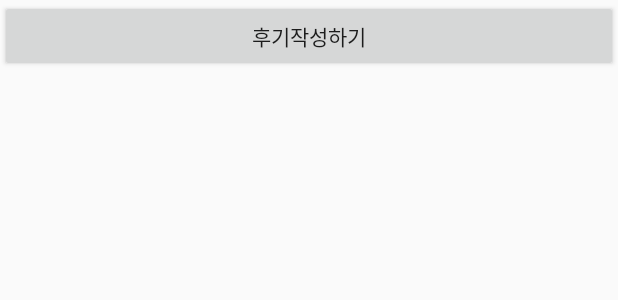
After one commit to YoonChaeWon/mapp_final, an Android app: the layout activity_after_login.xml on its own in the app's theme, with its tools: preview values and no code run, on a phone screen of 412 x 824 dp. The commit adds this screen. Shown: the top 300 px of the screen. Run offline under Robolectric (Android 15) with nearby library versions, the phone set to English and light mode, and no system bars.

Commit message:
Login/Join/ReviewList (DB)

```diff
--- a/app/src/main/AndroidManifest.xml
+++ b/app/src/main/AndroidManifest.xml
@@ -18,7 +18,8 @@
         </activity>
         <activity android:name=".JoinActivity" />
         <activity android:name=".WriteReviewActivity" />
-        <activity android:name=".ReviewListActivity"/>
+        <activity android:name=".ReviewListActivity" />
+        <activity android:name=".AfterLoginActivity"></activity>
     </application>
 
 </manifest>
--- /dev/null
+++ b/app/src/main/res/layout/activity_after_login.xml
@@ -0,0 +1,16 @@
+<?xml version="1.0" encoding="utf-8"?>
+<LinearLayout xmlns:android="http://schemas.android.com/apk/res/android"
+    xmlns:app="http://schemas.android.com/apk/res-auto"
+    xmlns:tools="http://schemas.android.com/tools"
+    android:layout_width="match_parent"
+    android:layout_height="match_parent"
+    android:orientation="vertical"
+    tools:context="com.example.cldla.finalproject.AfterLoginActivity">
+
+    <Button
+        android:id="@+id/goReview"
+        android:layout_width="match_parent"
+        android:layout_height="wrap_content"
+        android:text="후기작성하기"
+        android:onClick="onClickWriteReview"/>
+</LinearLayout>
```
Also changed, not shown: app/src/main/java/com/example/cldla/finalproject/AfterLoginActivity.java (added, +13 -0 lines), app/src/main/java/com/example/cldla/finalproject/JoinActivity.java (+23 -6 lines), app/src/main/java/com/example/cldla/finalproject/LoginActivity.java (+15 -2 lines), app/src/main/java/com/example/cldla/finalproject/ReviewListActivity.java (+26 -13 lines), app/src/main/java/com/example/cldla/finalproject/WriteReviewActivity.java (+7 -3 lines), app/src/main/res/layout/activity_review_list.xml (+32 -1 lines).
